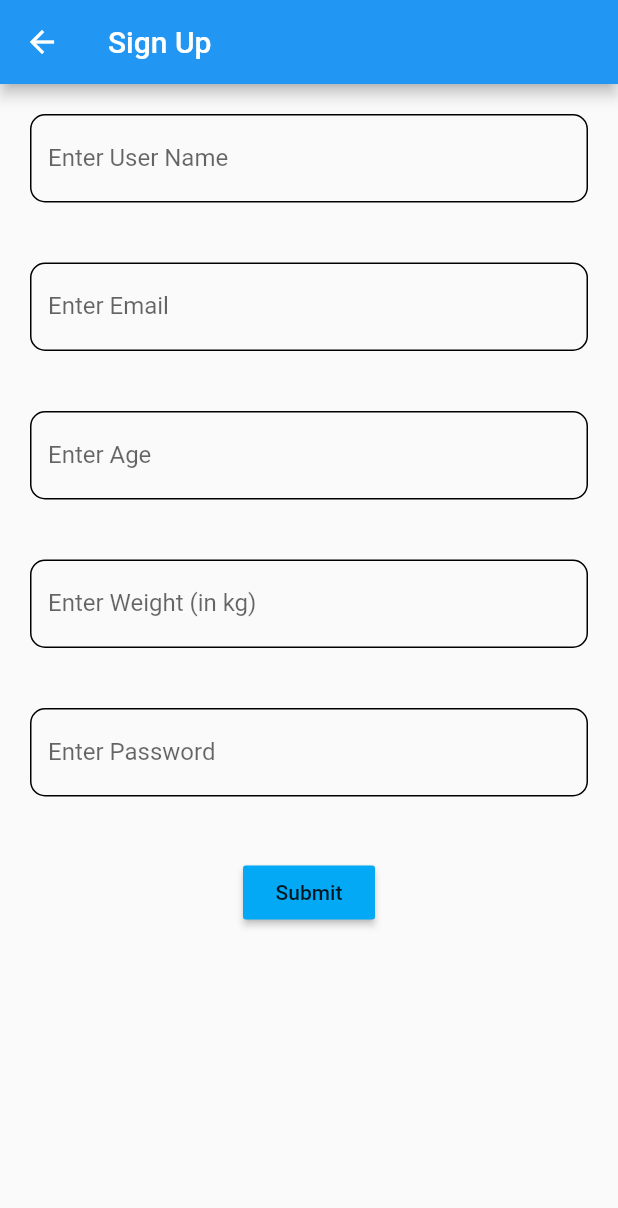
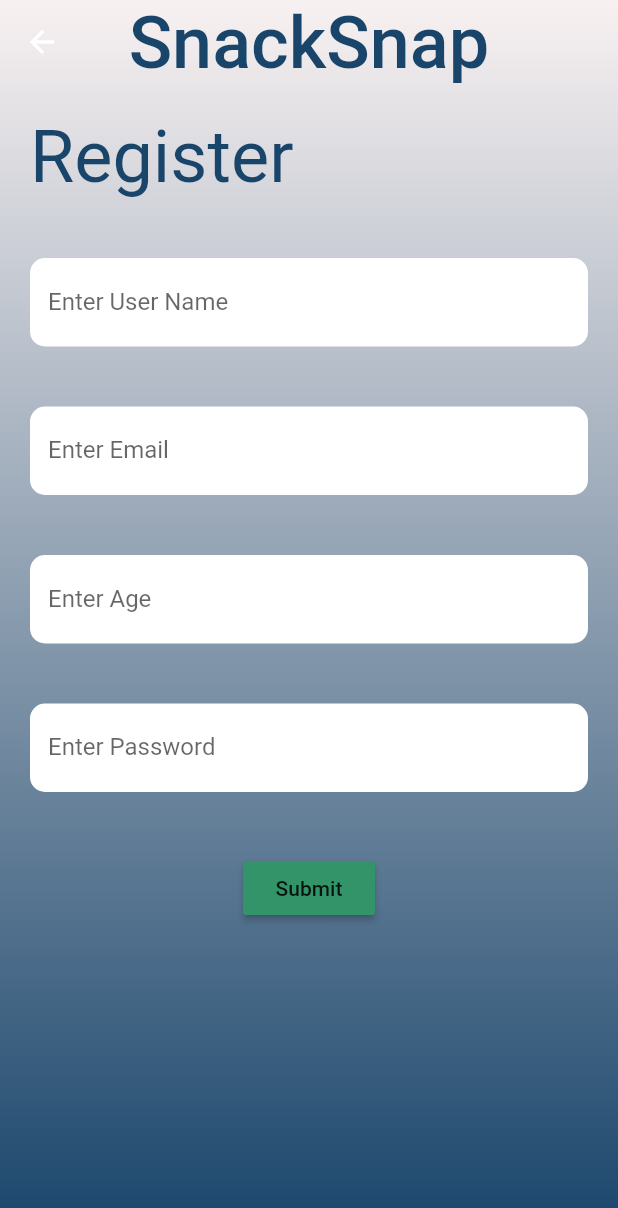
Before and after one commit to zeyneptezduyar/starthack-2021, a Flutter app: the screen it shows after launch, after a tap on "Sign up with Email", on a phone screen of 412 x 824 dp. Shown: the top 1208 px of the screen. Run offline on Flutter 3.47's test engine with Material 2 defaults, Android fonts, the light colour scheme and no system bars; our stand-ins replace camera, firebase_auth, firebase_core, firebase_database, flutter_signin_button; accounts and stored records are empty.

Commit message:
Design UI/UX for Login and Register page

```diff
--- a/start_hack/lib/email_signup.dart
+++ b/start_hack/lib/email_signup.dart
@@ -29,12 +29,47 @@ class _EmailSignUpState extends State<EmailSignUp> {
 
   @override
   Widget build(BuildContext context) {
-    return Scaffold(
-        appBar: AppBar(title: Text("Sign Up")),
+    return Container(
+        decoration: BoxDecoration(
+            gradient: LinearGradient(
+          begin: Alignment.topCenter,
+          end: Alignment.bottomCenter,
+          colors: [
+            Color(0xFFF8F1F1),
+            Color(0xFF19456B),
+          ],
+        )),
+        child: Scaffold(
+            appBar: AppBar(
+              title: Text('SnackSnap',
+                  style: TextStyle(
+                    color: Color(0xff19456b),
+                    fontSize: 48,
+                  )),
+              centerTitle: true,
+              backgroundColor: Colors.transparent,
+              elevation: 0,
+            ),
+            backgroundColor: Colors.transparent,
             body: Form(
                 key: _formKey,
                 child: SingleChildScrollView(
                     child: Column(children: <Widget>[
+                  Align(
+                    alignment: Alignment.centerLeft,
+                    child: Padding(
+                      padding: EdgeInsets.all(20.0),
+                      child: Container(
+                        child: Text(
+                          'Register',
+                          style: TextStyle(
+                            color: Color(0xff19456b),
+                            fontSize: 48,
+                          ),
+                        ),
+                      ),
+                    ),
+                  ),
                   Padding(
                     padding: EdgeInsets.all(20.0),
                     child: TextFormField(
@@ -42,6 +77,13 @@ class _EmailSignUpState extends State<EmailSignUp> {
                       decoration: InputDecoration(
                         labelText: "Enter User Name",
                         enabledBorder: OutlineInputBorder(
+                          borderSide: BorderSide(color: Colors.transparent),
+                          borderRadius: BorderRadius.circular(10.0),
+                        ),
+                        filled: true,
+                        fillColor: Color(0xffffffff),
+                        focusedBorder: OutlineInputBorder(
+                          borderSide: BorderSide(color: Colors.transparent),
                           borderRadius: BorderRadius.circular(10.0),
                         ),
                       ),
@@ -61,6 +103,13 @@ class _EmailSignUpState extends State<EmailSignUp> {
                       decoration: InputDecoration(
                         labelText: "Enter Email",
                         enabledBorder: OutlineInputBorder(
+                          borderSide: BorderSide(color: Colors.transparent),
+                          borderRadius: BorderRadius.circular(10.0),
+                        ),
+                        filled: true,
+                        fillColor: Color(0xffffffff),
+                        focusedBorder: OutlineInputBorder(
+                          borderSide: BorderSide(color: Colors.transparent),
                           borderRadius: BorderRadius.circular(10.0),
                         ),
                       ),
@@ -82,6 +131,13 @@ class _EmailSignUpState extends State<EmailSignUp> {
                       decoration: InputDecoration(
                         labelText: "Enter Age",
                         enabledBorder: OutlineInputBorder(
+                          borderSide: BorderSide(color: Colors.transparent),
+                          borderRadius: BorderRadius.circular(10.0),
+                        ),
+                        filled: true,
+                        fillColor: Color(0xffffffff),
+                        focusedBorder: OutlineInputBorder(
+                          borderSide: BorderSide(color: Colors.transparent),
                           borderRadius: BorderRadius.circular(10.0),
                         ),
                       ),
@@ -89,25 +145,8 @@ class _EmailSignUpState extends State<EmailSignUp> {
                       validator: (value) {
                         if (value.isEmpty) {
                           return 'Enter Age';
-                        }
-                        return null;
-                      },
-                    ),
-                  ),
-                  Padding(
-                    padding: EdgeInsets.all(20.0),
-                    child: TextFormField(
-                      controller: weightController,
-                      decoration: InputDecoration(
-                        labelText: "Enter Weight (in kg)",
-                        enabledBorder: OutlineInputBorder(
-                          borderRadius: BorderRadius.circular(10.0),
-                        ),
-                      ),
-                      // The validator receives the text that the user has entered.
-                      validator: (value) {
-                        if (value.isEmpty) {
-                          return 'Enter Weight';
+                        } else if (int.parse(value) <= 0) {
+                          return 'Enter a valid age!';
                         }
                         return null;
                       },
@@ -121,6 +160,13 @@ class _EmailSignUpState extends State<EmailSignUp> {
                       decoration: InputDecoration(
                         labelText: "Enter Password",
                         enabledBorder: OutlineInputBorder(
+                          borderSide: BorderSide(color: Colors.transparent),
+                          borderRadius: BorderRadius.circular(10.0),
+                        ),
+                        filled: true,
+                        fillColor: Color(0xffffffff),
+                        focusedBorder: OutlineInputBorder(
+                          borderSide: BorderSide(color: Colors.transparent),
                           borderRadius: BorderRadius.circular(10.0),
                         ),
                       ),
@@ -140,7 +186,7 @@ class _EmailSignUpState extends State<EmailSignUp> {
                     child: isLoading
                       ? CircularProgressIndicator()
                       : RaisedButton(
-                      color: Colors.lightBlue,
+                      color: Color(0xff33946A),
                       onPressed: () {
                           if (_formKey.currentState.validate()) {
                             setState(() {
@@ -152,7 +198,7 @@ class _EmailSignUpState extends State<EmailSignUp> {
                       child: Text('Submit'),
                     ),
                   )
-                ]))));
+                ])))));
   }
 
   void registerToFb() {
```
Also changed, not shown: start_hack/lib/email_login.dart (+60 -8 lines). Lines whose indentation alone changed are shown as unchanged.
